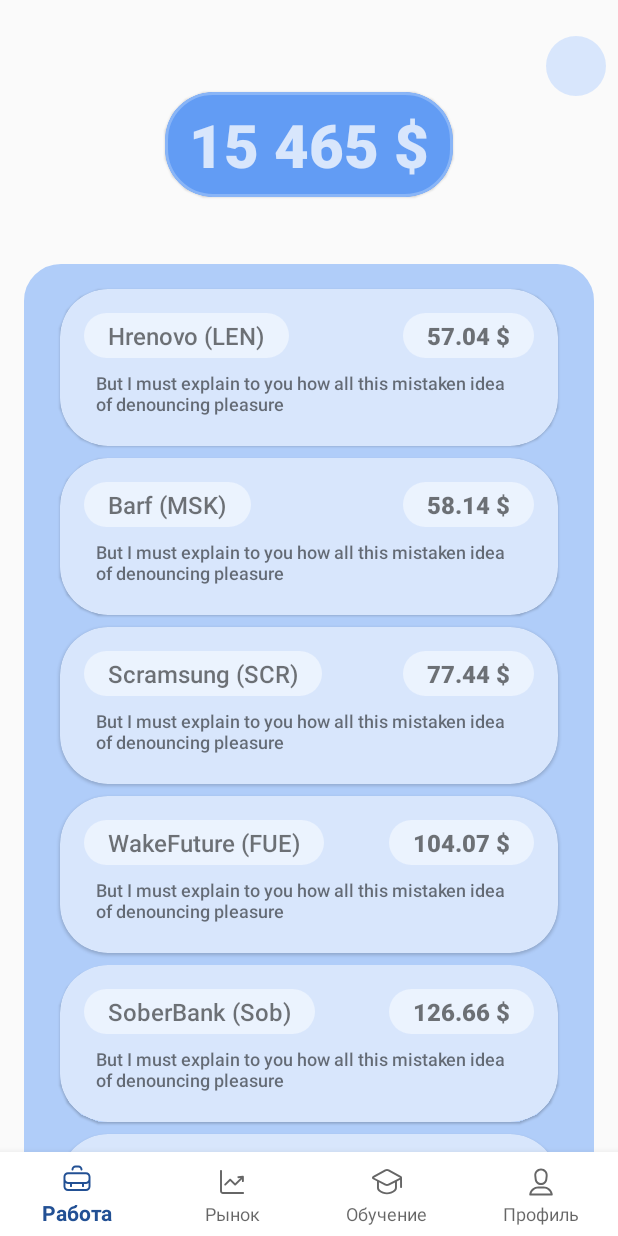
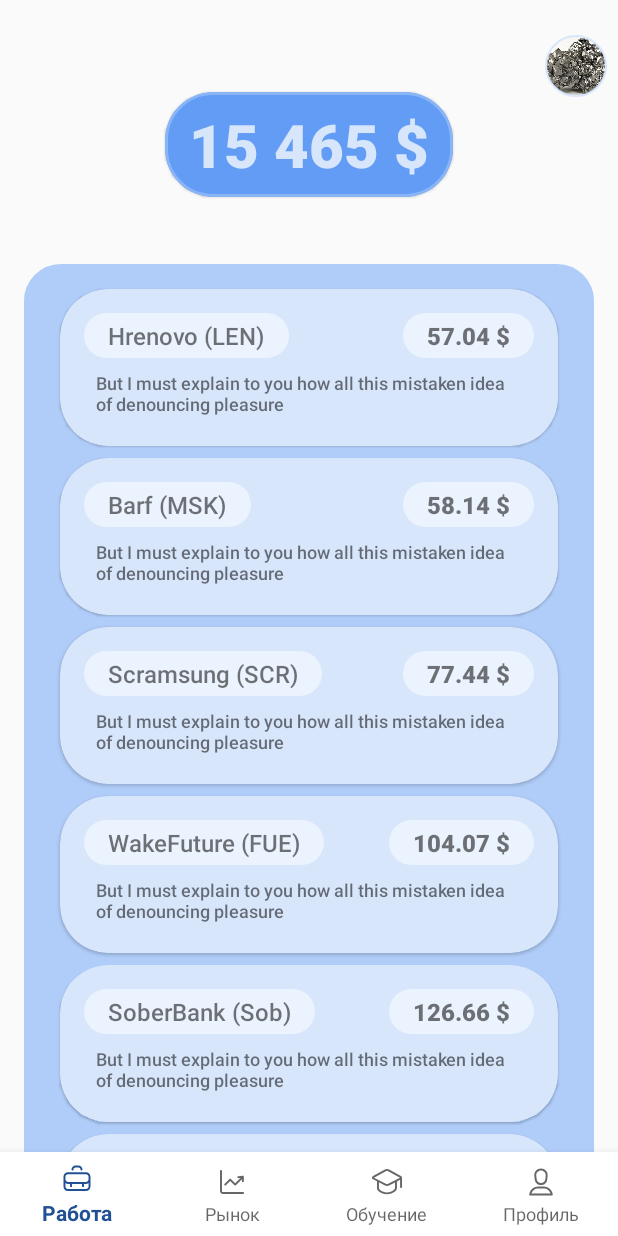
Before and after one commit to alekseyonanov/Invest, an Android app: the fragment StockFragment placed in its activity, on a phone screen of 412 x 824 dp. Run offline under Robolectric (Android 15) with nearby library versions, the light colour scheme and no system bars; our stand-ins replace Dagger/Hilt's generated code, Room's generated code; libraries missing offline, so code that uses them is left out: com.github.terrakok.cicerone; Roboto replaces fonts that are not available here; 2 statements that could not run were skipped.

Commit message:
Stock state image

```diff
--- a/app/src/main/res/layout/stock_fragment.xml
+++ b/app/src/main/res/layout/stock_fragment.xml
@@ -2,16 +2,16 @@
 <androidx.coordinatorlayout.widget.CoordinatorLayout xmlns:android="http://schemas.android.com/apk/res/android"
     xmlns:app="http://schemas.android.com/apk/res-auto"
     xmlns:tools="http://schemas.android.com/tools"
-    android:background="?android:colorBackground"
     android:layout_width="match_parent"
-    android:layout_height="match_parent">
+    android:layout_height="match_parent"
+    android:background="?android:colorBackground">
 
     <com.google.android.material.appbar.AppBarLayout
         android:id="@+id/appbar"
         android:layout_width="match_parent"
+        android:layout_height="192dp"
         android:background="?android:colorBackground"
-        app:elevation="0dp"
-        android:layout_height="192dp">
+        app:elevation="0dp">
 
         <androidx.constraintlayout.motion.widget.MotionLayout
             android:id="@+id/motionLayout"
@@ -56,10 +56,14 @@
                 android:layout_height="56dp"
                 android:background="@color/blue20"
                 android:padding="8dp"
-                app:strokeColor="@color/blue40"
+                android:cropToPadding="true"
+                android:scaleType="centerCrop"
+                android:src="@drawable/silver_state"
                 app:layout_constraintEnd_toEndOf="parent"
                 app:layout_constraintTop_toTopOf="parent"
-                app:shapeAppearanceOverlay="@style/circle" />
+                app:shapeAppearanceOverlay="@style/circle"
+                app:strokeColor="@color/blue20"
+                app:strokeWidth="1dp" />
 
 
         </androidx.constraintlayout.motion.widget.MotionLayout>
@@ -69,11 +73,11 @@
     <androidx.core.widget.NestedScrollView
         android:layout_width="match_parent"
         android:layout_height="match_parent"
+        android:layout_marginHorizontal="16dp"
+        android:background="@drawable/store_underlayer"
         android:fillViewport="true"
+        android:overScrollMode="always"
         android:paddingHorizontal="16dp"
-        android:layout_marginHorizontal="16dp"
-        android:overScrollMode="always"
-        android:background="@drawable/store_underlayer"
         app:behavior_overlapTop="16dp"
         app:layout_behavior="com.google.android.material.appbar.AppBarLayout$ScrollingViewBehavior">
 
@@ -82,9 +86,9 @@
             android:layout_width="match_parent"
             android:layout_height="match_parent"
             android:clipToPadding="false"
+            android:overScrollMode="never"
             android:paddingTop="8dp"
             android:paddingBottom="16dp"
-            android:overScrollMode="never"
             tools:listitem="@layout/stock_item" />
 
 
```
Also changed, not shown: app/src/main/res/drawable/silver_state.webp (added).
